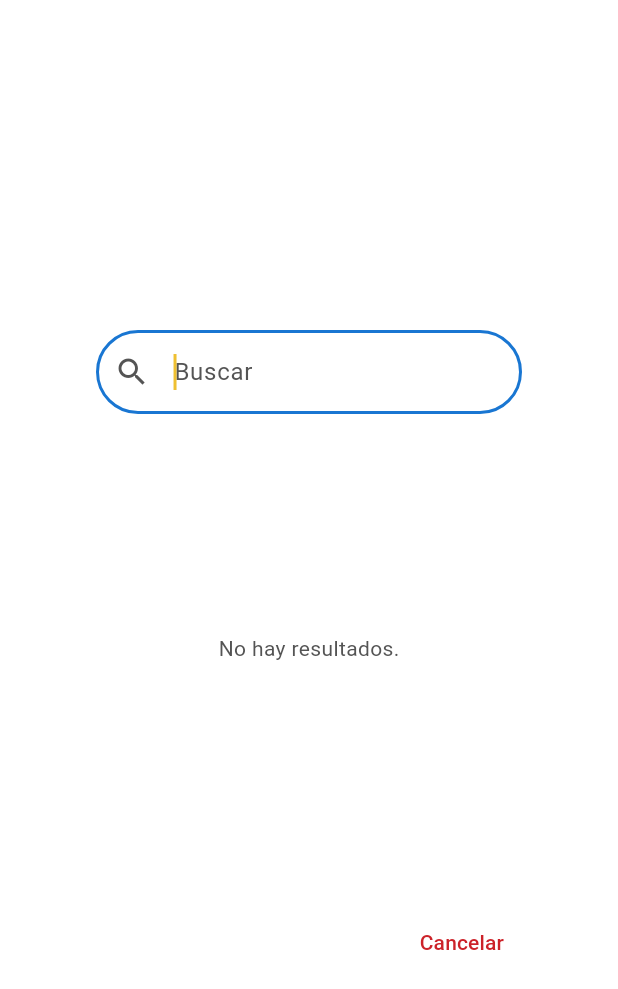
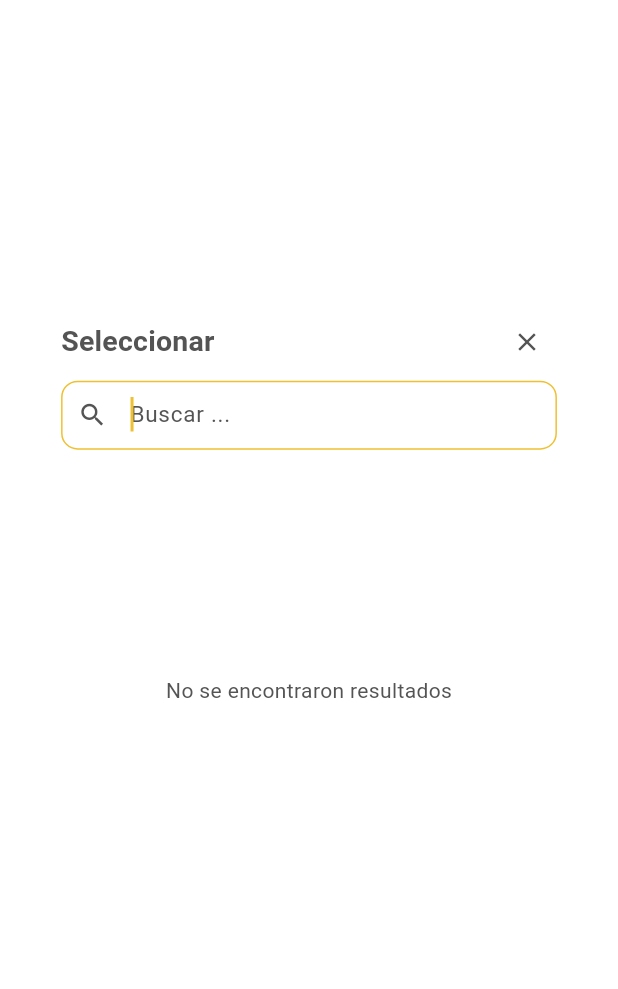
Before and after one commit to awsoftware787/combugas_app_clientes, a Flutter app: the _SearchableSelectionDialog widget shown alone on an empty page, opened directly with empty values, on a phone screen of 412 x 824 dp. Shown: the top 989 px of the screen. Run offline on Flutter 3.47's test engine with Material 3 defaults, Android fonts, the light colour scheme and no system bars; our stand-ins replace flutter_riverpod, geocoding, geolocator, go_router, google_maps_flutter, shared_preferences; accounts and stored records are empty.

Commit message:
Se ajusto el dropdown de direcciones y calles para que se viera mejor

```diff
--- a/lib/shared/widgets/searchable_dropdown_form_field.dart
+++ b/lib/shared/widgets/searchable_dropdown_form_field.dart
@@ -1,3 +1,5 @@
+import 'dart:math' as math;
+
 import 'package:flutter/material.dart';
 
 class SearchableDropdownFormField<T> extends StatelessWidget {
@@ -85,6 +87,14 @@ class _SearchableSelectionDialogState<T>
 
   @override
   Widget build(BuildContext context) {
+    final mediaQuery = MediaQuery.of(context);
+    final targetHeight = mediaQuery.size.height * 0.52;
+    final availableHeight =
+        mediaQuery.size.height - mediaQuery.viewInsets.bottom - 48;
+    final dialogHeight = math.max(
+      220.0,
+      math.min(targetHeight, availableHeight),
+    );
     final normalizedQuery = _query.trim().toLowerCase();
     final filtered = widget.items
         .where(
@@ -93,34 +103,119 @@ class _SearchableSelectionDialogState<T>
         )
         .toList(growable: false);
 
-    return AlertDialog(
-      title: Text(widget.title),
-      content: SizedBox(
-        width: double.maxFinite,
-        height: 360,
+    final borderColor = Theme.of(context).dividerColor;
+    final primaryColor = Theme.of(context).colorScheme.primary;
+    final inputBorder = OutlineInputBorder(
+      borderRadius: BorderRadius.circular(11),
+      borderSide: BorderSide(color: borderColor, width: 1),
+    );
+
+    return Dialog(
+      insetPadding: EdgeInsets.symmetric(
+        horizontal: mediaQuery.size.width * 0.06,
+        vertical: 24,
+      ),
+      shape: RoundedRectangleBorder(borderRadius: BorderRadius.circular(17)),
+      clipBehavior: Clip.antiAlias,
+      child: SizedBox(
+        key: const ValueKey('searchable-selector-dialog'),
+        width: mediaQuery.size.width * 0.88,
+        height: dialogHeight,
+        child: Padding(
+          padding: const EdgeInsets.fromLTRB(16, 10, 16, 12),
           child: Column(
             children: [
-            TextField(
+              Row(
+                children: [
+                  Expanded(
+                    child: Text(
+                      'Seleccionar ${widget.title.toLowerCase()}',
+                      style: Theme.of(context).textTheme.titleMedium?.copyWith(
+                        fontSize: 19,
+                        fontWeight: FontWeight.w600,
+                      ),
+                    ),
+                  ),
+                  IconButton(
+                    tooltip: 'Cerrar',
+                    visualDensity: VisualDensity.compact,
+                    constraints: const BoxConstraints.tightFor(
+                      width: 36,
+                      height: 36,
+                    ),
+                    padding: EdgeInsets.zero,
+                    icon: const Icon(Icons.close, size: 20),
+                    onPressed: () => Navigator.pop(context),
+                  ),
+                ],
+              ),
+              const SizedBox(height: 6),
+              SizedBox(
+                height: 46,
+                child: TextField(
                   key: const ValueKey('searchable-selector-search'),
                   autofocus: true,
+                  style: const TextStyle(fontSize: 15),
                   decoration: InputDecoration(
-                hintText: 'Buscar ${widget.title.toLowerCase()}',
-                prefixIcon: const Icon(Icons.search),
+                    hintText: 'Buscar ${widget.title.toLowerCase()}...',
+                    prefixIcon: const Icon(Icons.search, size: 20),
+                    prefixIconConstraints: const BoxConstraints(
+                      minWidth: 42,
+                      minHeight: 44,
+                    ),
+                    isDense: true,
+                    contentPadding: const EdgeInsets.symmetric(
+                      horizontal: 12,
+                      vertical: 12,
+                    ),
+                    border: inputBorder,
+                    enabledBorder: inputBorder,
+                    focusedBorder: inputBorder.copyWith(
+                      borderSide: BorderSide(color: primaryColor, width: 1),
+                    ),
                   ),
                   onChanged: (value) => setState(() => _query = value),
                 ),
-            const SizedBox(height: 8),
+              ),
+              const SizedBox(height: 6),
               Expanded(
                 child:
                     filtered.isEmpty
-                      ? const Center(child: Text('No hay resultados.'))
-                      : ListView.builder(
+                        ? const Center(
+                          child: Text(
+                            'No se encontraron resultados',
+                            style: TextStyle(fontSize: 14),
+                          ),
+                        )
+                        : ListView.separated(
+                          padding: EdgeInsets.zero,
                           itemCount: filtered.length,
+                          separatorBuilder:
+                              (context, index) => const Divider(height: 1),
                           itemBuilder: (context, index) {
                             final item = filtered[index];
-                          return ListTile(
-                            title: Text(widget.itemLabel(item)),
+                            return InkWell(
+                              key: ValueKey(
+                                'searchable-selector-option-$index',
+                              ),
                               onTap: () => Navigator.pop(context, item),
+                              child: SizedBox(
+                                height: 50,
+                                child: Padding(
+                                  padding: const EdgeInsets.symmetric(
+                                    horizontal: 12,
+                                  ),
+                                  child: Align(
+                                    alignment: Alignment.centerLeft,
+                                    child: Text(
+                                      widget.itemLabel(item),
+                                      maxLines: 1,
+                                      overflow: TextOverflow.ellipsis,
+                                      style: const TextStyle(fontSize: 15),
+                                    ),
+                                  ),
+                                ),
+                              ),
                             );
                           },
                         ),
@@ -128,12 +223,7 @@ class _SearchableSelectionDialogState<T>
             ],
           ),
         ),
-      actions: [
-        TextButton(
-          onPressed: () => Navigator.pop(context),
-          child: const Text('Cancelar'),
       ),
-      ],
     );
   }
 }
```
Also changed, not shown: 1 other file. Lines whose indentation alone changed are shown as unchanged.
